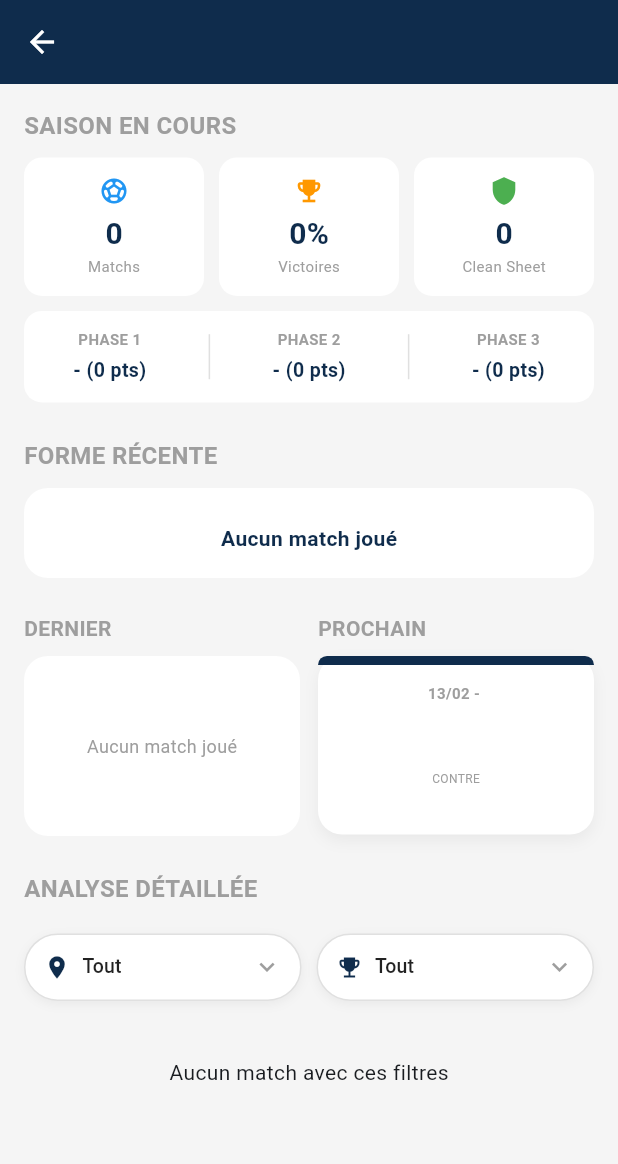
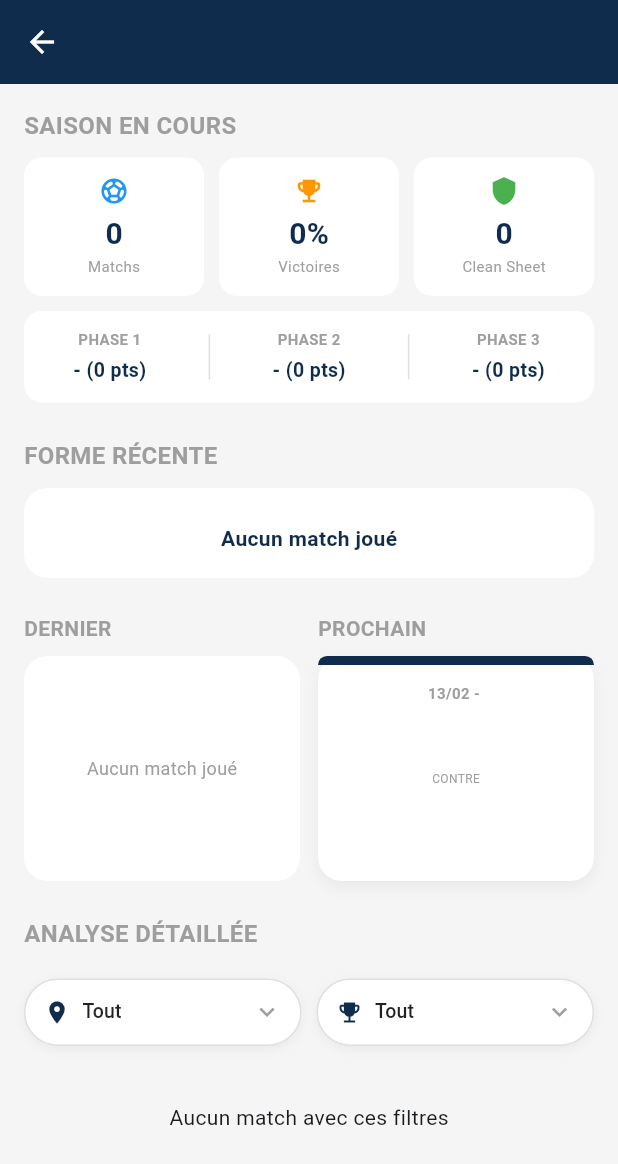
Before and after one commit to BoC8/statok-v1, a Flutter app: the EquipeDashboardPage screen opened directly with empty values, on a phone screen of 412 x 824 dp. Shown: the top 1164 px of the screen. Run offline on Flutter 3.47's test engine with Material 3 defaults, Android fonts, the phone set to English and light mode, and no system bars; our stand-ins replace fl_chart, flutter_riverpod, supabase_flutter, table_calendar; accounts and stored records are empty.

Commit message:
Ajout de nouvelles fonctionnalités V2

```diff
--- a/lib/pages/calendrier_page.dart
+++ b/lib/pages/calendrier_page.dart
@@ -397,7 +397,7 @@ class _CalendrierPageState extends State<CalendrierPage> {
                            const SizedBox(width: 8),
                          ],
                          Text(
-                           e == 'Tout' ? 'Toutes $label' : e,
+                           e == 'Tout' ? 'Tout' : e,
                            style: TextStyle(fontSize: 13, color: textColor, fontWeight: (label == "Compétition" && e != 'Tout') ? FontWeight.bold : FontWeight.normal),
                            overflow: TextOverflow.ellipsis
                          ),
--- a/lib/pages/equipe_dashboard_page.dart
+++ b/lib/pages/equipe_dashboard_page.dart
@@ -413,7 +413,7 @@ String _getCurrentStreak() {
   Widget _buildEmptyCard(String text) {
     return Container(
       width: double.infinity,
-      height: 120,
+      height: 150,
       decoration: BoxDecoration(color: Colors.white, borderRadius: BorderRadius.circular(16)),
       child: Center(child: Text(text, style: const TextStyle(color: Colors.grey, fontSize: 12))),
     );
@@ -429,6 +429,7 @@ String _getCurrentStreak() {
 
     return Container(
       width: double.infinity,
+      height: 150,
       decoration: BoxDecoration(
         color: Colors.white,
         borderRadius: BorderRadius.circular(16),
@@ -494,6 +495,8 @@ String _getCurrentStreak() {
   Widget _buildChartsSection() {
     final stats = _getFilteredStats();
     double total = stats['total']!;
+    final double butsMarquesParMatch = total > 0 ? (stats['bm']! / total) : 0.0;
+    final double butsEncaissesParMatch = total > 0 ? (stats['be']! / total) : 0.0;
 
     if (total == 0) return const Center(child: Padding(padding: EdgeInsets.all(20), child: Text("Aucun match avec ces filtres")));
 
@@ -557,22 +560,58 @@ String _getCurrentStreak() {
         const SizedBox(height: 10),
 
         Container(
-          height: 180,
           padding: const EdgeInsets.all(16),
           decoration: BoxDecoration(color: Colors.white, borderRadius: BorderRadius.circular(16)),
+          child: Column(
+            children: [
+              SizedBox(
+                height: 180,
                 child: Row(
                   children: [
-              Column(
+                    const Column(
                       mainAxisAlignment: MainAxisAlignment.center,
                       crossAxisAlignment: CrossAxisAlignment.start,
-                children: const [
-                  _LegendItem(color: AppTheme.bleuMarine, text: "Marqués"),
-                  _LegendItem(color: Colors.redAccent, text: "Encaissés"),
+                      children: [
+                        _LegendItem(color: AppTheme.bleuMarine, text: "Buts marqués"),
+                        _LegendItem(color: Colors.redAccent, text: "Buts encaissés"),
                       ],
                     ),
                     const SizedBox(width: 20),
                     Expanded(
-                child: PieChart(PieChartData(sections: sectionsButs, centerSpaceRadius: 40, sectionsSpace: 2)),
+                      child: PieChart(
+                        PieChartData(
+                          sections: sectionsButs,
+                          centerSpaceRadius: 40,
+                          sectionsSpace: 2,
+                        ),
+                      ),
+                    ),
+                  ],
+                ),
+              ),
+              const SizedBox(height: 10),
+              Container(
+                padding: const EdgeInsets.symmetric(vertical: 8, horizontal: 16),
+                decoration: BoxDecoration(color: AppTheme.bleuMarine, borderRadius: BorderRadius.circular(8)),
+                child: Row(
+                  mainAxisAlignment: MainAxisAlignment.spaceBetween,
+                  children: [
+                    const Text("Buts marqués / match :", style: TextStyle(color: Colors.white, fontWeight: FontWeight.bold)),
+                    Text(butsMarquesParMatch.toStringAsFixed(2), style: const TextStyle(color: Colors.white, fontWeight: FontWeight.bold, fontSize: 18)),
+                  ],
+                ),
+              ),
+              const SizedBox(height: 8),
+              Container(
+                padding: const EdgeInsets.symmetric(vertical: 8, horizontal: 16),
+                decoration: BoxDecoration(color: Colors.redAccent, borderRadius: BorderRadius.circular(8)),
+                child: Row(
+                  mainAxisAlignment: MainAxisAlignment.spaceBetween,
+                  children: [
+                    const Text("Buts encaissés / match :", style: TextStyle(color: Colors.white, fontWeight: FontWeight.bold)),
+                    Text(butsEncaissesParMatch.toStringAsFixed(2), style: const TextStyle(color: Colors.white, fontWeight: FontWeight.bold, fontSize: 18)),
+                  ],
+                ),
               ),
             ],
           ),
```
Also changed, not shown: lib/pages/home_page.dart (+9 -9 lines), lib/pages/resultats_page.dart (+11 -3 lines), lib/pages/stats_page.dart (+48 -24 lines), lib/widgets/menu_card.dart (+10 -3 lines). Lines whose indentation alone changed are shown as unchanged.
